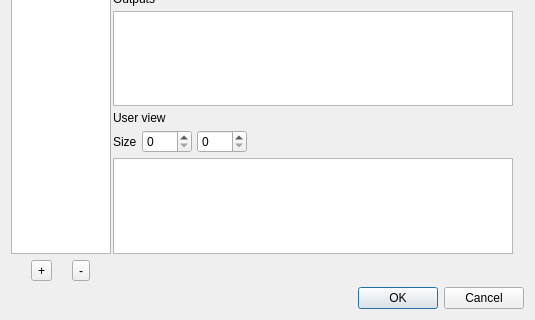
Above: xlets_user_editor.ui from uliss/patch_scene before the change; both pictures show x 0 to 535 and y 139 to 459 of the 535 by 459 pixel window. Below: the same form after it.
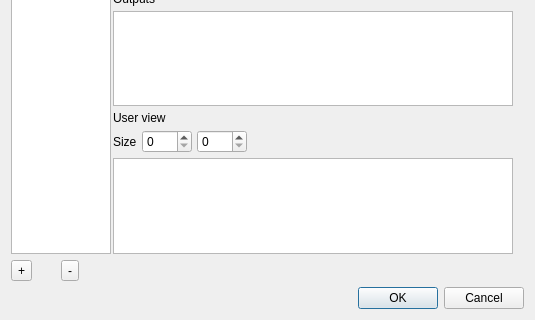
That is the form after the change.

Patch:
```diff
--- a/xlets_user_editor.ui
+++ b/xlets_user_editor.ui
@@ -22,15 +22,24 @@
      <property name="spacing">
       <number>0</number>
      </property>
-     <item>
-      <widget class="QToolButton" name="toolButton_2">
+     <property name="sizeConstraint">
+      <enum>QLayout::SetMinimumSize</enum>
+     </property>
+     <item alignment="Qt::AlignLeft">
+      <widget class="QToolButton" name="addView">
+       <property name="toolTip">
+        <string>Add user view</string>
+       </property>
        <property name="text">
         <string>+</string>
        </property>
       </widget>
      </item>
-     <item>
-      <widget class="QToolButton" name="toolButton">
+     <item alignment="Qt::AlignLeft">
+      <widget class="QToolButton" name="removeView">
+       <property name="toolTip">
+        <string>Remove selected user view</string>
+       </property>
        <property name="text">
         <string>-</string>
        </property>
```
Left out of the diff: 28 changed lines with no effect on the pictures.
